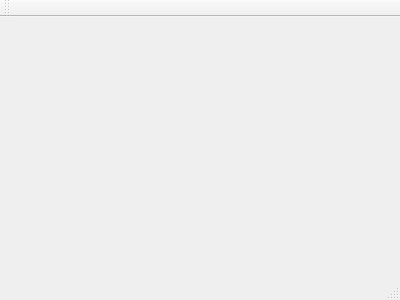
This is mainwindow.ui in muhnash/OS_MemoryAllocation as Qt 5 draws it before an edit. The edited form follows.
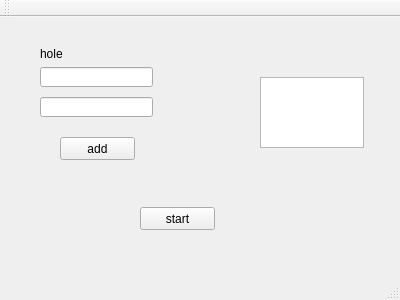
This is the edited form.

Commit message: taking holes from user

Patch:
```diff
--- a/mainwindow.ui
+++ b/mainwindow.ui
@@ -12,13 +12,98 @@
   <property name="windowTitle" >
    <string>MainWindow</string>
   </property>
-  <widget class="QMenuBar" name="menuBar" />
-  <widget class="QToolBar" name="mainToolBar" />
-  <widget class="QWidget" name="centralWidget" />
-  <widget class="QStatusBar" name="statusBar" />
+  <widget class="QWidget" name="centralWidget">
+   <widget class="QLabel" name="hole">
+    <property name="geometry">
+     <rect>
+      <x>40</x>
+      <y>30</y>
+      <width>47</width>
+      <height>13</height>
+     </rect>
+    </property>
+    <property name="text">
+     <string>hole</string>
+    </property>
+   </widget>
+   <widget class="QLineEdit" name="address">
+    <property name="geometry">
+     <rect>
+      <x>40</x>
+      <y>50</y>
+      <width>113</width>
+      <height>20</height>
+     </rect>
+    </property>
+   </widget>
+   <widget class="QLineEdit" name="size">
+    <property name="geometry">
+     <rect>
+      <x>40</x>
+      <y>80</y>
+      <width>113</width>
+      <height>20</height>
+     </rect>
+    </property>
+   </widget>
+   <widget class="QPushButton" name="add">
+    <property name="geometry">
+     <rect>
+      <x>60</x>
+      <y>120</y>
+      <width>75</width>
+      <height>23</height>
+     </rect>
+    </property>
+    <property name="text">
+     <string>add</string>
+    </property>
+   </widget>
+   <widget class="QTextEdit" name="out">
+    <property name="geometry">
+     <rect>
+      <x>260</x>
+      <y>60</y>
+      <width>104</width>
+      <height>71</height>
+     </rect>
+    </property>
+   </widget>
+   <widget class="QPushButton" name="initalize">
+    <property name="geometry">
+     <rect>
+      <x>140</x>
+      <y>190</y>
+      <width>75</width>
+      <height>23</height>
+     </rect>
+    </property>
+    <property name="text">
+     <string>start</string>
+    </property>
+   </widget>
+  </widget>
+  <widget class="QMenuBar" name="menuBar">
+   <property name="geometry">
+    <rect>
+     <x>0</x>
+     <y>0</y>
+     <width>400</width>
+     <height>21</height>
+    </rect>
+   </property>
+  </widget>
+  <widget class="QToolBar" name="mainToolBar">
+   <attribute name="toolBarArea">
+    <enum>TopToolBarArea</enum>
+   </attribute>
+   <attribute name="toolBarBreak">
+    <bool>false</bool>
+   </attribute>
+  </widget>
+  <widget class="QStatusBar" name="statusBar"/>
  </widget>
- <layoutDefault spacing="6" margin="11" />
- <pixmapfunction></pixmapfunction>
+ <layoutdefault spacing="6" margin="11"/>
  <resources/>
  <connections/>
 </ui>
```
Left out of the diff: 7 changed lines with no effect on the pictures. The commit also changes 5 other files.
